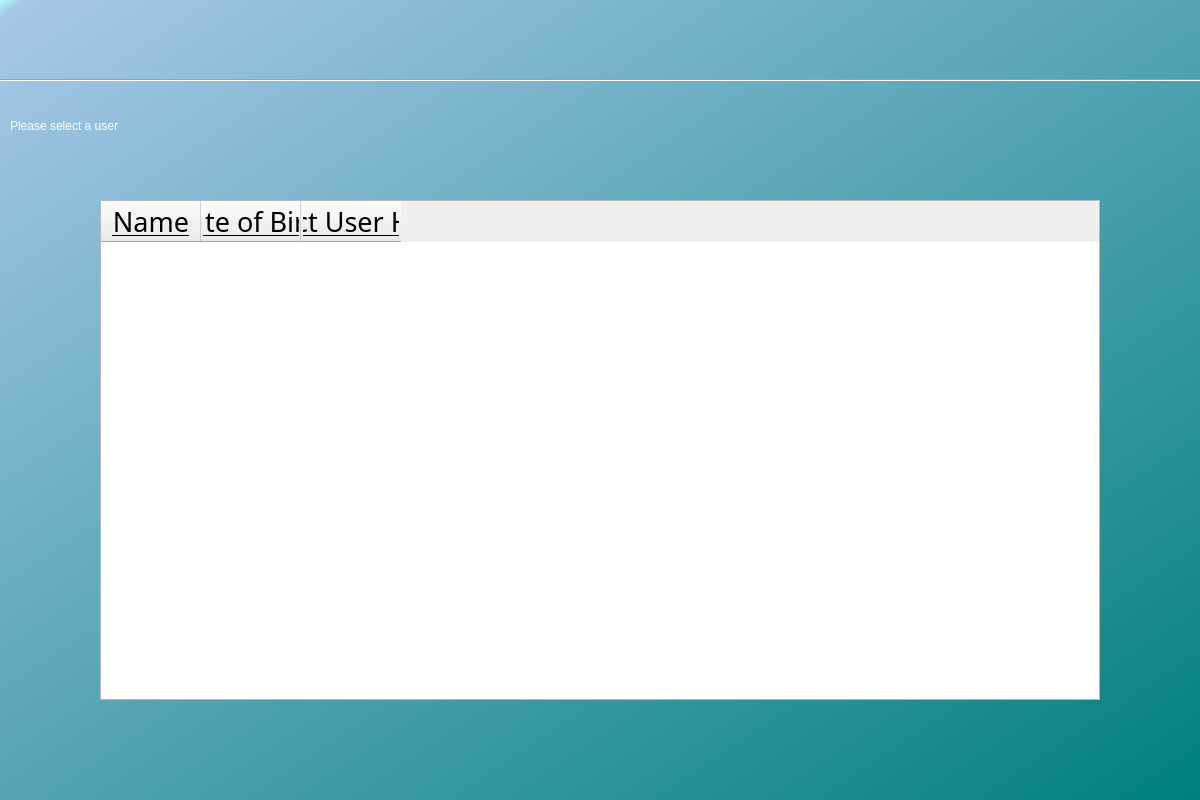
Before: the Qt Designer form UserList.ui in MysticalMango647/RollSmartGui, drawn with Qt 5.
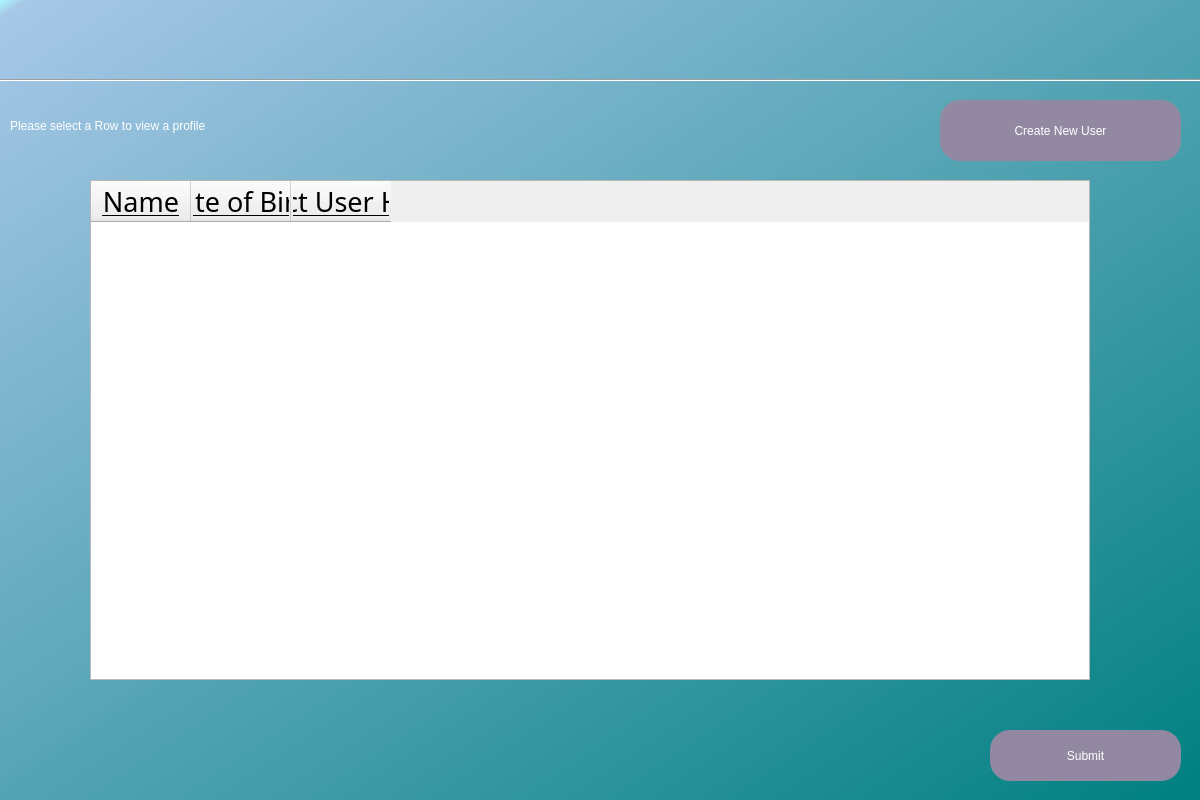
After: the same form once the commit is applied.

Commit message: added class for new user creation within main

```diff
--- a/UserList.ui
+++ b/UserList.ui
@@ -59,7 +59,7 @@
      <rect>
       <x>10</x>
       <y>100</y>
-      <width>331</width>
+      <width>761</width>
       <height>51</height>
      </rect>
     </property>
@@ -68,7 +68,7 @@
 color: rgb(255,255,255);</string>
     </property>
     <property name="text">
-     <string>Please select a user</string>
+     <string>Please select a Row to view a profile</string>
     </property>
    </widget>
    <widget class="Line" name="line">
@@ -87,8 +87,8 @@
    <widget class="QTableWidget" name="UserListTable">
     <property name="geometry">
      <rect>
-      <x>100</x>
-      <y>200</y>
+      <x>90</x>
+      <y>180</y>
       <width>1000</width>
       <height>500</height>
      </rect>
@@ -145,7 +145,7 @@
    <widget class="QLabel" name="InvalidSelectionMade">
     <property name="geometry">
      <rect>
-      <x>100</x>
+      <x>80</x>
       <y>720</y>
       <width>891</width>
       <height>61</height>
@@ -168,6 +168,44 @@
      <string/>
     </property>
    </widget>
+   <widget class="QPushButton" name="CreateNewUser">
+    <property name="geometry">
+     <rect>
+      <x>940</x>
+      <y>100</y>
+      <width>241</width>
+      <height>61</height>
+     </rect>
+    </property>
+    <property name="styleSheet">
+     <string notr="true">border-radius: 20px;
+font: 20pt &quot;Corbel&quot;;
+color: rgb(255,255,255);
+background-color: rgb(147, 136, 162)</string>
+    </property>
+    <property name="text">
+     <string>Create New User</string>
+    </property>
+   </widget>
+   <widget class="QPushButton" name="Submit">
+    <property name="geometry">
+     <rect>
+      <x>990</x>
+      <y>730</y>
+      <width>191</width>
+      <height>51</height>
+     </rect>
+    </property>
+    <property name="styleSheet">
+     <string notr="true">border-radius: 20px;
+font: 30pt &quot;Corbel&quot;;
+color: rgb(255,255,255);
+background-color: rgb(147, 136, 162)</string>
+    </property>
+    <property name="text">
+     <string>Submit</string>
+    </property>
+   </widget>
   </widget>
  </widget>
  <resources/>
```
The commit also changes 3 other files.
